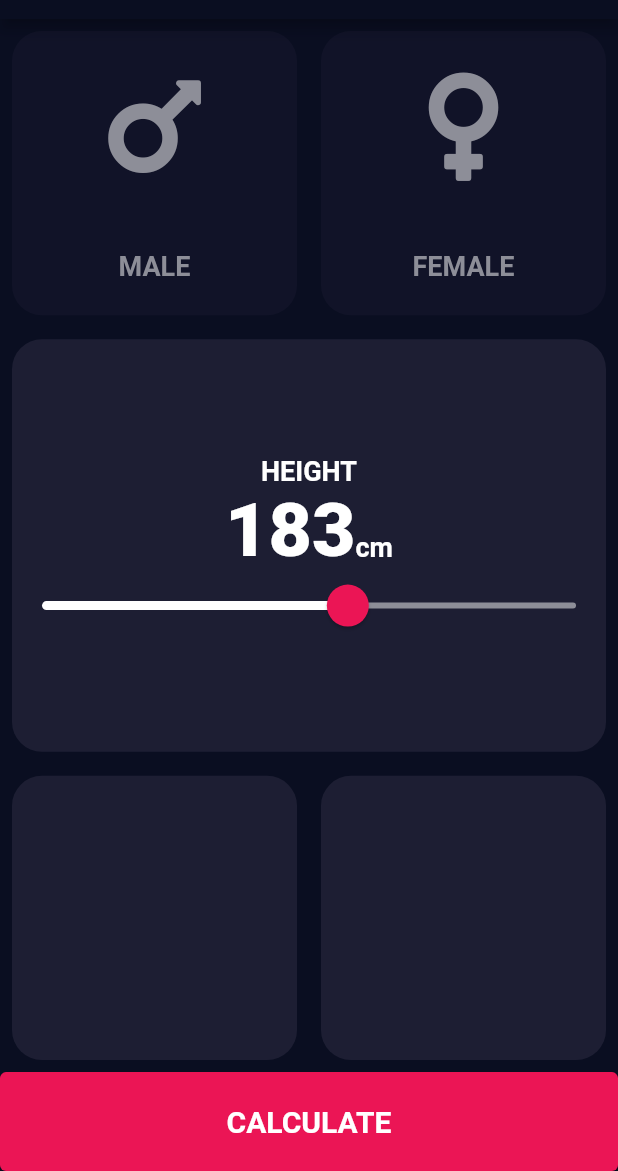
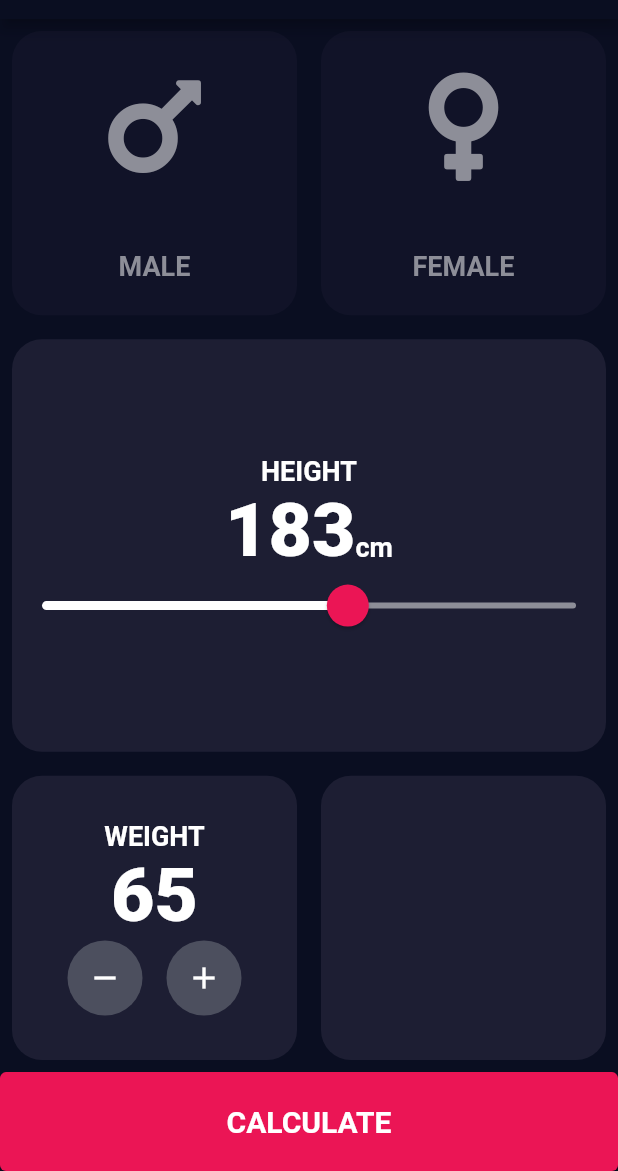
Before and after one commit to julianoventola/bmi, a Flutter app: the screen it shows after launch, on a phone screen of 412 x 824 dp, the part 65-1236 px from its top. Run offline on Flutter 3.47's test engine with Material 2 defaults, Android fonts, the light colour scheme and no system bars; our stand-ins replace font_awesome_flutter.

Commit message:
feat: increase/decrease weight while pressing btn

```diff
--- a/lib/input_page.dart
+++ b/lib/input_page.dart
@@ -9,6 +9,11 @@ import 'widgets/container_widget.dart';
 enum Gender {
   male,
   female,
+}
+
+enum CalcMethod {
+  add,
+  remove,
 }
 
 class InputPage extends StatefulWidget {
@@ -38,6 +43,29 @@ class _InputPageState extends State<InputPage> {
 
   // This var must be outside widget
   int personHeight = 183;
+  int personWeight = 65;
+  bool _buttonPressed = false;
+  bool _loopActive = false;
+
+  void _increaseCounterWhilePressed(CalcMethod method) async {
+    // make sure that only one loop is active
+    if (_loopActive) return;
+
+    _loopActive = true;
+
+    while (_buttonPressed) {
+      setState(() {
+        if (method == CalcMethod.add) {
+          personWeight++;
+        } else {
+          personWeight--;
+        }
+      });
+      await Future.delayed(Duration(milliseconds: 200));
+    }
+
+    _loopActive = false;
+  }
 
   @override
   Widget build(BuildContext context) {
@@ -102,7 +130,81 @@ class _InputPageState extends State<InputPage> {
           )),
           Row(
             children: [
-              Expanded(child: ContainerWidget()),
+              Expanded(
+                child: ContainerWidget(
+                  child: Column(
+                    mainAxisAlignment: MainAxisAlignment.center,
+                    children: [
+                      Text(
+                        'WEIGHT',
+                        style: TextStyle(
+                          fontSize: GlobalStyles.textFontSize,
+                          fontWeight: GlobalStyles.textFontBold,
+                        ),
+                      ),
+                      Text(
+                        personWeight.toString(),
+                        style: TextStyle(
+                          fontSize: GlobalStyles.largeTextFontSize,
+                          fontWeight: GlobalStyles.largeTextFontBold,
+                        ),
+                      ),
+                      Row(
+                        mainAxisAlignment: MainAxisAlignment.center,
+                        children: [
+                          Listener(
+                            onPointerDown: (details) async {
+                              _buttonPressed = true;
+                              _increaseCounterWhilePressed(CalcMethod.remove);
+                            },
+                            onPointerUp: (details) {
+                              _buttonPressed = false;
+                            },
+                            child: Container(
+                              width: 50,
+                              height: 50,
+                              decoration: BoxDecoration(
+                                shape: BoxShape.circle,
+                                color: Color(0xff4c4f5e),
+                              ),
+                              child: Center(
+                                  child: Icon(
+                                Icons.remove,
+                                color: Colors.white,
+                              )),
+                            ),
+                          ),
+                          SizedBox(
+                            width: 16,
+                          ),
+                          Listener(
+                            onPointerDown: (details) async {
+                              _buttonPressed = true;
+                              _increaseCounterWhilePressed(CalcMethod.add);
+                            },
+                            onPointerUp: (details) {
+                              _buttonPressed = false;
+                            },
+                            child: Container(
+                              width: 50,
+                              height: 50,
+                              decoration: BoxDecoration(
+                                shape: BoxShape.circle,
+                                color: Color(0xff4c4f5e),
+                              ),
+                              child: Center(
+                                  child: Icon(
+                                Icons.add,
+                                color: Colors.white,
+                              )),
+                            ),
+                          ),
+                        ],
+                      ),
+                    ],
+                  ),
+                ),
+              ),
               Expanded(child: ContainerWidget()),
             ],
           ),
```
